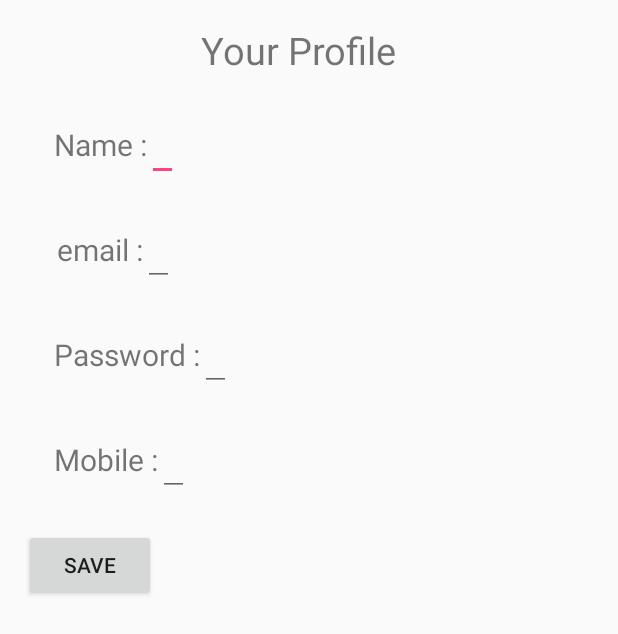
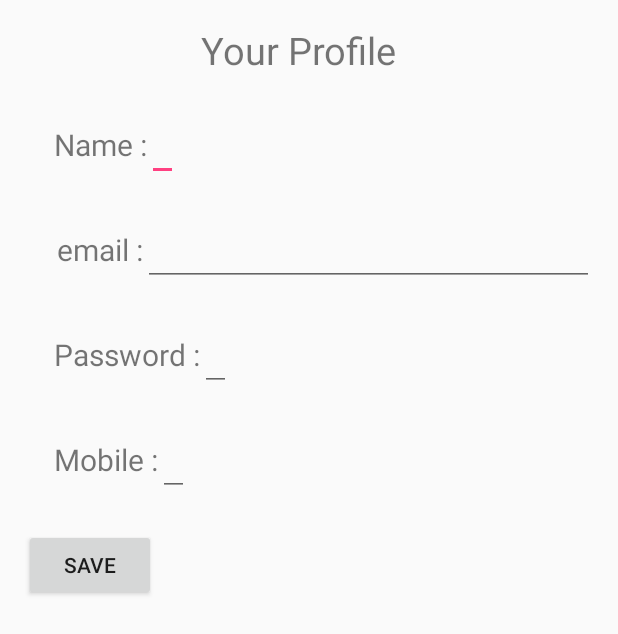
Before and after one commit to sachinpatel2193/LETSMOVE_NEW, an Android app: the layout activity_edit_user_details.xml on its own in the app's theme, with its tools: preview values and no code run, on a phone screen of 412 x 824 dp. Shown: the top 634 px of the screen. Run offline under Robolectric (Android 15) with nearby library versions, the phone set to English and light mode, and no system bars.

Commit message:
user edit works

```diff
--- a/LetsMove 2/app/src/main/res/layout/activity_edit_user_details.xml
+++ b/LetsMove 2/app/src/main/res/layout/activity_edit_user_details.xml
@@ -45,7 +45,7 @@
 
         <EditText
             android:text=""
-            android:layout_width="wrap_content"
+            android:layout_width="match_parent"
             android:layout_height="wrap_content"
             android:layout_marginTop="22dp"
             android:textSize="20dp"
@@ -54,7 +54,7 @@
     </LinearLayout>
 
     <LinearLayout
-        android:layout_width="wrap_content"
+        android:layout_width="match_parent"
         android:layout_height="wrap_content"
         android:orientation="horizontal">
 
@@ -73,7 +73,7 @@
 
         <EditText
             android:text=""
-            android:layout_width="wrap_content"
+            android:layout_width="match_parent"
             android:layout_height="wrap_content"
             android:layout_marginTop="22dp"
             android:textSize="20dp"
@@ -101,7 +101,7 @@
 
         <EditText
             android:text=""
-            android:layout_width="wrap_content"
+            android:layout_width="match_parent"
             android:layout_height="wrap_content"
             android:layout_marginTop="22dp"
             android:textSize="20dp"
@@ -129,7 +129,7 @@
 
         <EditText
             android:text=""
-            android:layout_width="wrap_content"
+            android:layout_width="match_parent"
             android:layout_height="wrap_content"
             android:layout_marginTop="22dp"
             android:textSize="20dp"
```
Also changed, not shown: LetsMove 2/app/src/main/java/com/example/ankitrajput/letsmove/DB.java (+20 -0 lines), LetsMove 2/app/src/main/java/com/example/ankitrajput/letsmove/edit_user_details.java (+55 -5 lines).
